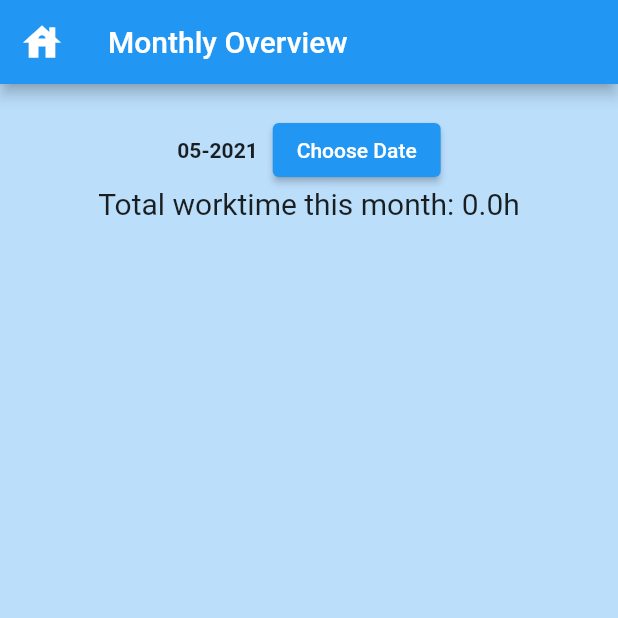
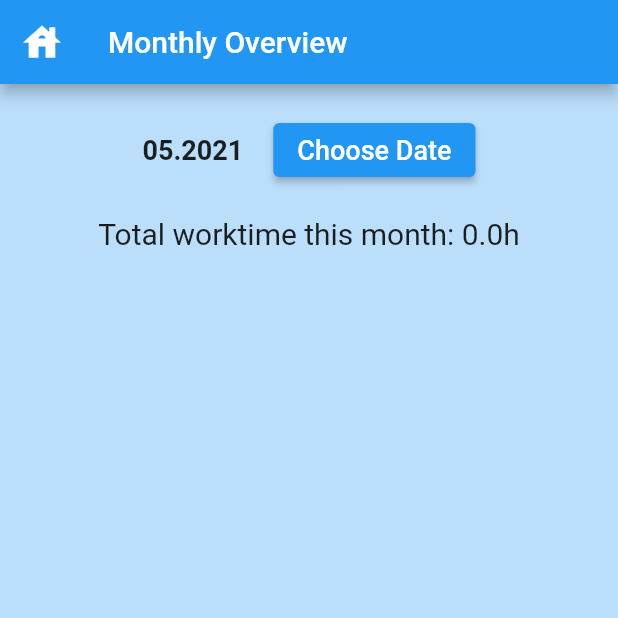
Before and after one commit to Sonicpaul/Bachelor, a Flutter app: the screen it shows once a user with an empty profile is signed in, after a tap on "Monthly", on a phone screen of 412 x 824 dp, the top half of it. Run offline on Flutter 3.47's test engine with Material 2 defaults, Android fonts, the phone set to English and light mode, and no system bars; our stand-ins replace cloud_firestore, firebase_auth, firebase_core, flutter_spinkit; missing offline and left inert: searchable_dropdown; accounts and stored records are empty.

Commit message:
Last Updates for Usertests

```diff
--- a/plens_app/lib/shared/constants.dart
+++ b/plens_app/lib/shared/constants.dart
@@ -5,7 +5,7 @@ const textInputDecoration = InputDecoration(
   fillColor: Colors.white,
   filled: true,
   enabledBorder:
-      OutlineInputBorder(borderSide: BorderSide(color: Colors.white, width: 2)),
+      OutlineInputBorder(borderSide: BorderSide(color: Colors.black, width: 2)),
   focusedBorder: OutlineInputBorder(
       borderSide: BorderSide(color: Colors.deepPurple, width: 2)),
 );
--- a/plens_app/lib/view/login/sign_in_view.dart
+++ b/plens_app/lib/view/login/sign_in_view.dart
@@ -29,9 +29,11 @@ class _SignInState extends State<SignIn> {
   Widget build(BuildContext context) {
     void showPassResetDialog() {
       showModalBottomSheet(
+          isScrollControlled: true,
           context: context,
           builder: (context) {
             return Container(
+                height: MediaQuery.of(context).size.height - 600.0,
                 padding: EdgeInsets.all(20),
                 child: Form(
                     key: _resetKey,
@@ -66,7 +68,10 @@ class _SignInState extends State<SignIn> {
                                 }
                               }
                             },
-                            child: Text('Reset Password'))
+                            child: Text(
+                              'Reset password',
+                              style: TextStyle(fontSize: 20),
+                            ))
                       ],
                     )));
           });
@@ -77,6 +82,7 @@ class _SignInState extends State<SignIn> {
         : Scaffold(
             backgroundColor: Colors.blue[100],
             appBar: AppBar(
+              automaticallyImplyLeading: false,
               backgroundColor: Colors.blue[400],
               elevation: 0.0,
               title: Text('Sign in'),
@@ -93,7 +99,7 @@ class _SignInState extends State<SignIn> {
                         decoration: textInputDecoration.copyWith(
                             hintText: 'Enter email'),
                         validator: (val) =>
-                            val.isEmpty ? 'Enter an E-mail' : null,
+                            val.isEmpty ? 'Enter an email address' : null,
                         onChanged: (val) {
                           setState(() => email = val);
                         }),
@@ -121,7 +127,7 @@ class _SignInState extends State<SignIn> {
                               if (result == null) {
                                 setState(() {
                                   error =
-                                      'Could not Sign in with this email and password.';
+                                      'Could not sign in with this email and password.';
                                   loading = false;
                                 });
                               }
@@ -129,7 +135,7 @@ class _SignInState extends State<SignIn> {
                           },
                           child: Text(
                             'Sign in',
-                            style: TextStyle(color: Colors.white),
+                            style: TextStyle(color: Colors.white, fontSize: 20),
                           ),
                         ),
                         SizedBox(
@@ -138,7 +144,11 @@ class _SignInState extends State<SignIn> {
                         Row(
                           mainAxisAlignment: MainAxisAlignment.center,
                           children: <Widget>[
-                            Text("Don't have a account?"),
+                            Text(
+                              "Don't have a account?",
+                              style: TextStyle(
+                                  fontSize: 16, fontWeight: FontWeight.bold),
+                            ),
                             SizedBox(
                               width: 20,
                             ),
@@ -146,24 +156,33 @@ class _SignInState extends State<SignIn> {
                               onPressed: () {
                                 widget.toggleView();
                               },
-                              child: Text('Register'),
+                              child: Text(
+                                'Register',
+                                style: TextStyle(fontSize: 15),
+                              ),
                             ),
                           ],
                         )
                       ],
                     ),
                     SizedBox(
-                      height: 20,
+                      height: 40,
                     ),
                     Text(
                       error,
-                      style: TextStyle(color: Colors.red, fontSize: 20),
+                      style: TextStyle(
+                          color: Colors.red,
+                          fontSize: 20,
+                          fontWeight: FontWeight.bold),
                     ),
                     SizedBox(
                       height: 20,
                     ),
                     ElevatedButton(
-                        child: Text('Forgot password?'),
+                        child: Text(
+                          'Forgot password?',
+                          style: TextStyle(color: Colors.white, fontSize: 20),
+                        ),
                         onPressed: () async {
                           showPassResetDialog();
                         }),
--- a/plens_app/lib/view/monthly/monthly_overview.dart
+++ b/plens_app/lib/view/monthly/monthly_overview.dart
@@ -58,18 +58,27 @@ class _MOnthlyOverviewState extends State<MonthlyOverview> {
             mainAxisAlignment: MainAxisAlignment.center,
             children: <Widget>[
               Text(
-                DateFormat('MM-yyyy').format(selectedDate).toString(),
-                style: TextStyle(fontWeight: FontWeight.bold),
+                DateFormat('MM-yyyy')
+                    .format(selectedDate)
+                    .toString()
+                    .replaceAll('-', '.'),
+                style: TextStyle(fontWeight: FontWeight.bold, fontSize: 18),
               ),
               SizedBox(
-                width: 10,
+                width: 20,
               ),
               ElevatedButton(
-                  child: Text('Choose Date'),
+                  child: Text(
+                    'Choose Date',
+                    style: TextStyle(fontSize: 18),
+                  ),
                   onPressed: () {
                     _selectMonth(context);
                   }),
             ],
+          ),
+          SizedBox(
+            height: 20,
           ),
           showMonthlyOverview(user.uid)
         ],
@@ -107,6 +116,9 @@ class _MOnthlyOverviewState extends State<MonthlyOverview> {
                       'h',
                   style: TextStyle(fontSize: 20),
                 ),
+                SizedBox(
+                  height: 20,
+                ),
                 ListView.builder(
                   shrinkWrap: true,
                   itemCount: workTimes.length,
--- a/plens_app/lib/view/register/register_view.dart
+++ b/plens_app/lib/view/register/register_view.dart
@@ -46,9 +46,9 @@ class _RegisterState extends State<Register> {
                     SizedBox(height: 20.0),
                     TextFormField(
                         decoration: textInputDecoration.copyWith(
-                            hintText: 'Enter email'),
+                            hintText: 'Enter your email'),
                         validator: (val) =>
-                            val.isEmpty ? 'Enter an E-mail' : null,
+                            val.isEmpty ? 'Enter your email address' : null,
                         onChanged: (val) {
                           setState(() => email = val);
                         }),
@@ -85,24 +85,25 @@ class _RegisterState extends State<Register> {
                                 setState(() {
                                   loading = true;
                                 });
+
+                                dynamic result = await _authService
+                                    .registerWithEmailAndPass(email, pass);
+                                if (result == null) {
+                                  setState(() => error =
+                                      'Please enter a valid email address');
+                                  loading = false;
+                                }
                               } else {
                                 setState(() {
-                                  error = 'passwords are not matching';
+                                  error =
+                                      'Please make sure your passwords are matching';
                                 });
-                              }
-
-                              dynamic result = await _authService
-                                  .registerWithEmailAndPass(email, pass);
-                              if (result == null) {
-                                setState(
-                                    () => error = 'please enter a valid Email');
-                                loading = false;
                               }
                             }
                           },
                           child: Text(
                             'Register',
-                            style: TextStyle(color: Colors.white),
+                            style: TextStyle(color: Colors.white, fontSize: 20),
                           ),
                         ),
                         SizedBox(
@@ -111,7 +112,11 @@ class _RegisterState extends State<Register> {
                         Row(
                           mainAxisAlignment: MainAxisAlignment.center,
                           children: <Widget>[
-                            Text('Already have an account?'),
+                            Text(
+                              'Already have an account?',
+                              style: TextStyle(
+                                  fontSize: 16, fontWeight: FontWeight.bold),
+                            ),
                             SizedBox(
                               width: 20,
                             ),
@@ -119,7 +124,10 @@ class _RegisterState extends State<Register> {
                               onPressed: () {
                                 widget.toggleView();
                               },
-                              child: Text('Sign in'),
+                              child: Text(
+                                'Sign in',
+                                style: TextStyle(fontSize: 15),
+                              ),
                             )
                           ],
                         )
@@ -130,7 +138,10 @@ class _RegisterState extends State<Register> {
                     ),
                     Text(
                       error,
-                      style: TextStyle(color: Colors.red, fontSize: 20),
+                      style: TextStyle(
+                          color: Colors.red,
+                          fontSize: 18,
+                          fontWeight: FontWeight.bold),
                     ),
                   ],
                 ),
```
Also changed, not shown: plens_app/lib/view/home/settings_Form.dart (+15 -5 lines), plens_app/lib/view/projects/project_add.dart (+5 -2 lines), plens_app/lib/view/projects/project_details.dart (+19 -13 lines), plens_app/lib/view/time/time_register.dart (+14 -7 lines).
